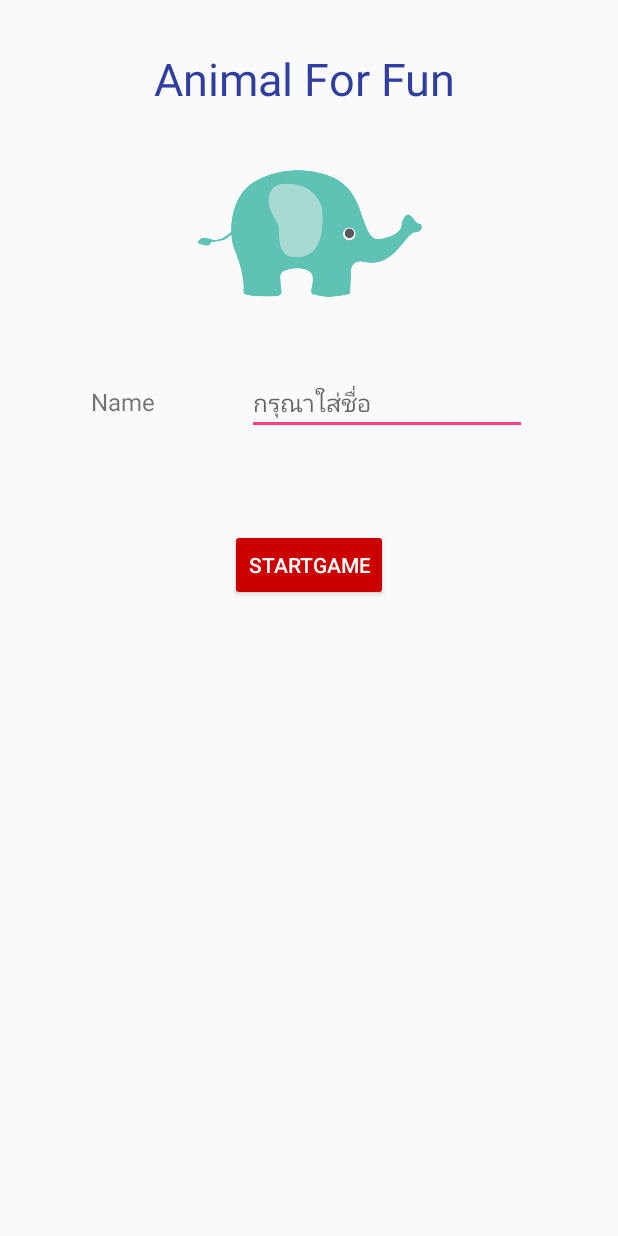
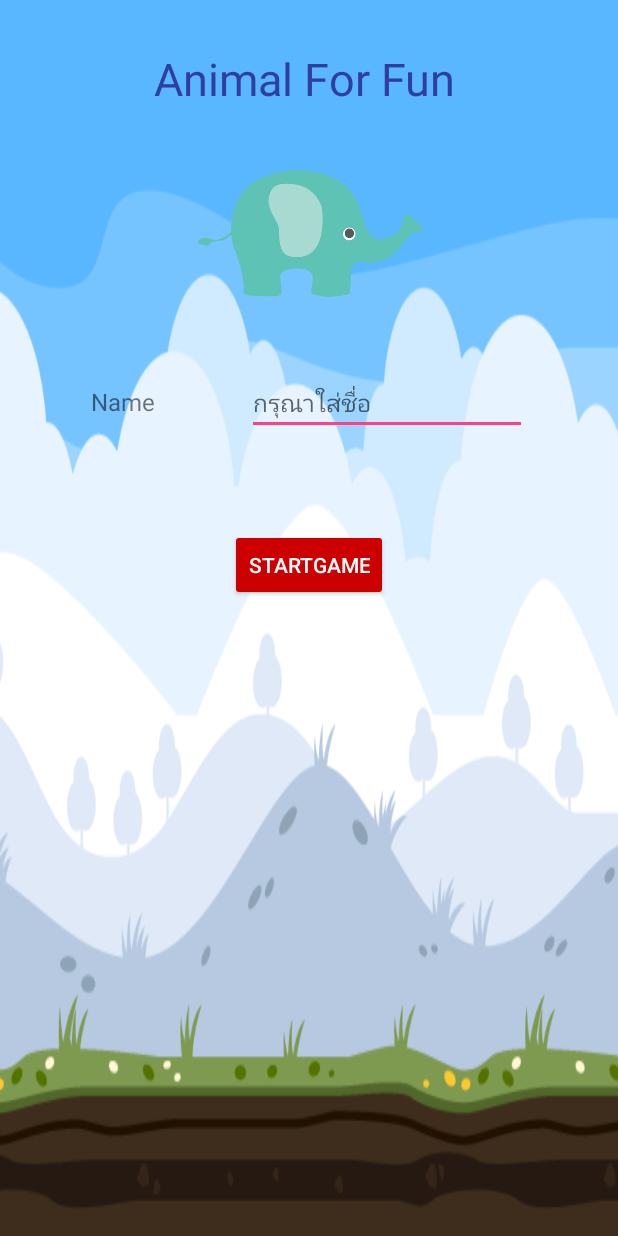
Before and after one commit to jaruwit2538/AnimalForFun, an Android app: the screen it shows after launch (MainActivity), on a phone screen of 412 x 824 dp. Run offline under Robolectric (Android 15) with nearby library versions, the phone set to English and light mode, and no system bars.

Commit message:
Start Game Complete

```diff
--- a/app/src/main/java/com/example/khowoatt/animalforfun/MainActivity.java
+++ b/app/src/main/java/com/example/khowoatt/animalforfun/MainActivity.java
@@ -1,13 +1,39 @@
 package com.example.khowoatt.animalforfun;
 
+import android.content.Intent;
 import android.support.v7.app.AppCompatActivity;
 import android.os.Bundle;
+import android.view.View;
+import android.widget.Button;
+import android.widget.EditText;
+import android.widget.Toast;
 
 public class MainActivity extends AppCompatActivity {
+    String name;
 
     @Override
     protected void onCreate(Bundle savedInstanceState) {
         super.onCreate(savedInstanceState);
         setContentView(R.layout.activity_main);
+        Button clickButton = (Button) findViewById(R.id.btnStart);
+        final EditText editText = (EditText) findViewById(R.id.editName);
+
+
+        clickButton.setOnClickListener(new View.OnClickListener(){
+            @Override
+            public void onClick(View v) {
+                if (editText.length() == 0) {
+                    Toast.makeText(getApplicationContext(), "Please Enter Your ", Toast.LENGTH_SHORT).show();
+
+                } else {name = editText.getText().toString().trim();
+                    Toast.makeText(getApplicationContext(), "Hello "+name, Toast.LENGTH_SHORT).show();
+
+                    Intent intent = new Intent(MainActivity.this, Game.class);
+                    startActivity(intent);
+                }
+            }
+        });
     }
+
+
 }
--- a/app/src/main/res/layout/activity_main.xml
+++ b/app/src/main/res/layout/activity_main.xml
@@ -4,49 +4,50 @@
     xmlns:tools="http://schemas.android.com/tools"
     android:layout_width="match_parent"
     android:layout_height="match_parent"
+    android:background="@drawable/bg012"
     tools:context="com.example.khowoatt.animalforfun.MainActivity">
 
     <TextView
+        android:id="@+id/txtStart"
         android:layout_width="wrap_content"
         android:layout_height="wrap_content"
+        android:layout_marginEnd="8dp"
+        android:layout_marginRight="8dp"
+        android:layout_marginTop="32dp"
         android:text="@string/app_name"
         android:textColor="@color/colorPrimaryDark"
         android:textSize="@dimen/h1"
+        app:layout_constraintHorizontal_bias="0.505"
         app:layout_constraintLeft_toLeftOf="parent"
-        app:layout_constraintTop_toTopOf="parent"
-        android:layout_marginTop="32dp"
-        android:layout_marginRight="8dp"
         app:layout_constraintRight_toRightOf="parent"
-        android:id="@+id/textView2"
-        app:layout_constraintHorizontal_bias="0.505"
-        android:layout_marginEnd="8dp" />
+        app:layout_constraintTop_toTopOf="parent" />
 
     <ImageView
-        android:id="@+id/imageView"
+        android:id="@+id/imvStart"
         android:layout_width="150dp"
         android:layout_height="150dp"
+        android:layout_marginEnd="8dp"
+        android:layout_marginLeft="8dp"
+        android:layout_marginRight="8dp"
+        android:layout_marginStart="8dp"
         android:layout_marginTop="8dp"
-        app:layout_constraintTop_toBottomOf="@+id/textView2"
-        app:srcCompat="@drawable/icon"
-        android:layout_marginLeft="8dp"
         app:layout_constraintLeft_toLeftOf="parent"
-        android:layout_marginRight="8dp"
         app:layout_constraintRight_toRightOf="parent"
-        android:layout_marginStart="8dp"
-        android:layout_marginEnd="8dp" />
+        app:layout_constraintTop_toBottomOf="@+id/txtStart"
+        app:srcCompat="@drawable/icon" />
 
     <TextView
-        android:id="@+id/textView3"
+        android:id="@+id/txtName"
         android:layout_width="wrap_content"
         android:layout_height="wrap_content"
         android:text="@string/name"
         android:textSize="@dimen/h2"
-        app:layout_constraintBaseline_toBaselineOf="@+id/editText3"
+        app:layout_constraintBaseline_toBaselineOf="@+id/editName"
         app:layout_constraintLeft_toLeftOf="parent"
-        app:layout_constraintRight_toLeftOf="@+id/editText3" />
+        app:layout_constraintRight_toLeftOf="@+id/editName" />
 
     <EditText
-        android:id="@+id/editText3"
+        android:id="@+id/editName"
         android:layout_width="wrap_content"
         android:layout_height="wrap_content"
         android:layout_marginTop="16dp"
@@ -54,23 +55,24 @@
         android:hint="@string/hint"
         android:inputType="textPersonName"
         android:textSize="@dimen/h2"
-        app:layout_constraintLeft_toRightOf="@+id/textView3"
+        app:layout_constraintLeft_toRightOf="@+id/txtName"
         app:layout_constraintRight_toRightOf="parent"
-        app:layout_constraintTop_toBottomOf="@+id/imageView" />
+        app:layout_constraintTop_toBottomOf="@+id/imvStart" />
 
     <Button
-        android:id="@+id/button"
+        android:id="@+id/btnStart"
         style="@style/Widget.AppCompat.Button.Colored"
         android:layout_width="wrap_content"
         android:layout_height="wrap_content"
         android:layout_marginBottom="8dp"
         android:layout_marginTop="8dp"
         android:backgroundTint="@android:color/holo_red_dark"
+        android:onClick="onClickStart"
         android:text="StartGame"
         app:layout_constraintBottom_toBottomOf="parent"
         app:layout_constraintLeft_toLeftOf="parent"
         app:layout_constraintRight_toRightOf="parent"
-        app:layout_constraintTop_toBottomOf="@+id/textView3"
+        app:layout_constraintTop_toBottomOf="@+id/txtName"
         app:layout_constraintVertical_bias="0.137" />
 
 </android.support.constraint.ConstraintLayout>
```
Also changed, not shown: app/src/main/res/drawable/bg012.png (added).
